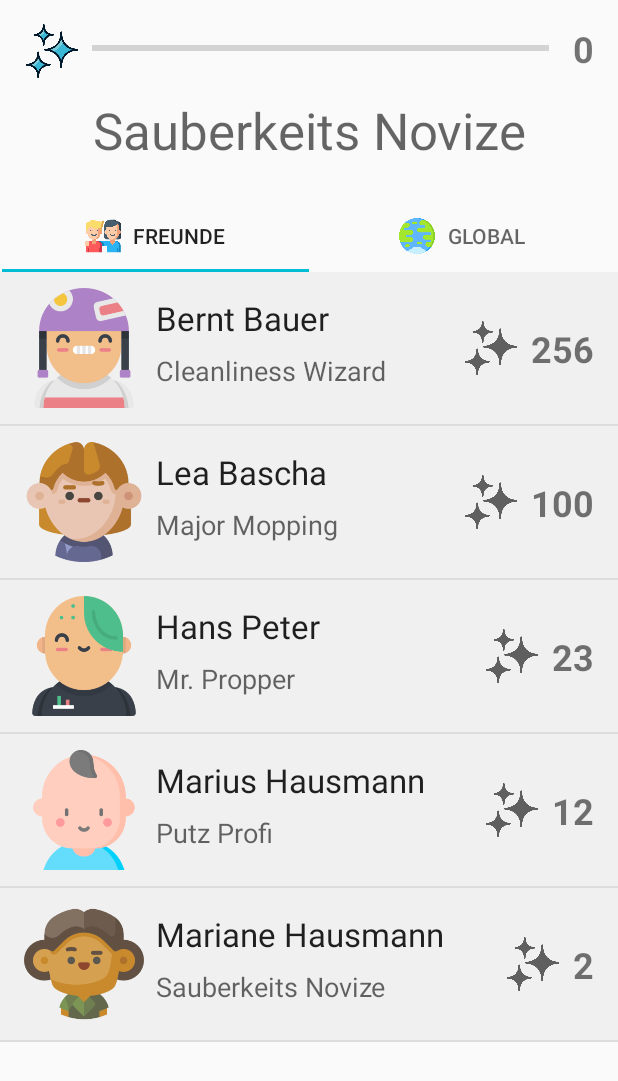
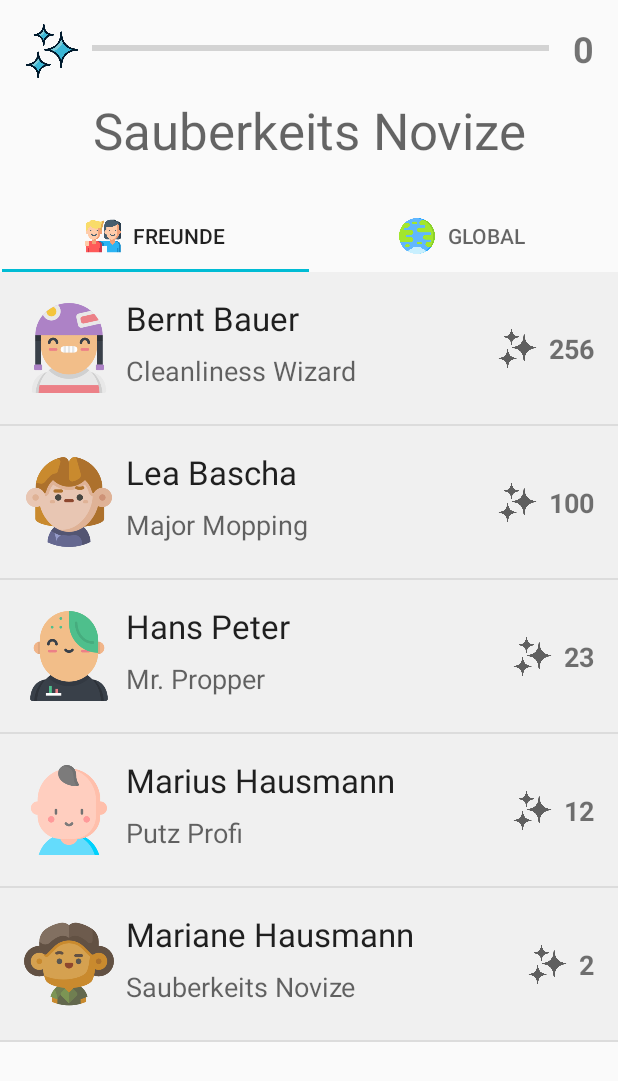
Before and after one commit to Fasust/quest_for_ultimate_hygiene, an Android app: the Leaderboard screen opened directly, with no data from a screen before it, on a phone screen of 412 x 824 dp. Shown: the top 1081 px of the screen. Run offline under Robolectric (Android 15) with nearby library versions, the phone set to English and light mode, and no system bars.

Commit message:
Fix Text Formatting

```diff
--- a/app/src/main/res/layout/activity_leaderboard.xml
+++ b/app/src/main/res/layout/activity_leaderboard.xml
@@ -41,7 +41,6 @@
             android:layout_marginStart="16dp"
             android:layout_marginTop="16dp"
             android:src="@drawable/clean"
-            app:layout_constraintBottom_toTopOf="@+id/viewPager"
             app:layout_constraintStart_toStartOf="parent"
             app:layout_constraintTop_toTopOf="parent" />
 
--- a/app/src/main/res/layout/list_tile.xml
+++ b/app/src/main/res/layout/list_tile.xml
@@ -18,8 +18,8 @@
 
         <ImageView
             android:id="@+id/imageView51"
-            android:layout_width="37dp"
-            android:layout_height="36dp"
+            android:layout_width="26dp"
+            android:layout_height="26dp"
             android:layout_marginEnd="8dp"
             android:src="@drawable/clean"
             android:tint="#5F5F5F"
@@ -33,7 +33,7 @@
             android:layout_height="wrap_content"
             android:layout_marginEnd="16dp"
             android:text="156"
-            android:textSize="24sp"
+            android:textSize="18sp"
             android:textStyle="bold"
             app:layout_constraintBottom_toBottomOf="parent"
             app:layout_constraintEnd_toEndOf="parent"
@@ -41,15 +41,15 @@
 
         <ImageView
             android:id="@+id/friend_avatar"
-            tools:src="@tools:sample/avatars"
-            android:layout_width="80dp"
-            android:layout_height="80dp"
+            android:layout_width="60dp"
+            android:layout_height="60dp"
             android:layout_marginStart="16dp"
             android:layout_marginTop="8dp"
             android:layout_marginBottom="8dp"
             app:layout_constraintBottom_toBottomOf="parent"
             app:layout_constraintStart_toStartOf="parent"
-            app:layout_constraintTop_toTopOf="parent" />
+            app:layout_constraintTop_toTopOf="parent"
+            tools:src="@tools:sample/avatars" />
 
         <TextView
             android:id="@+id/friend_title"
```
